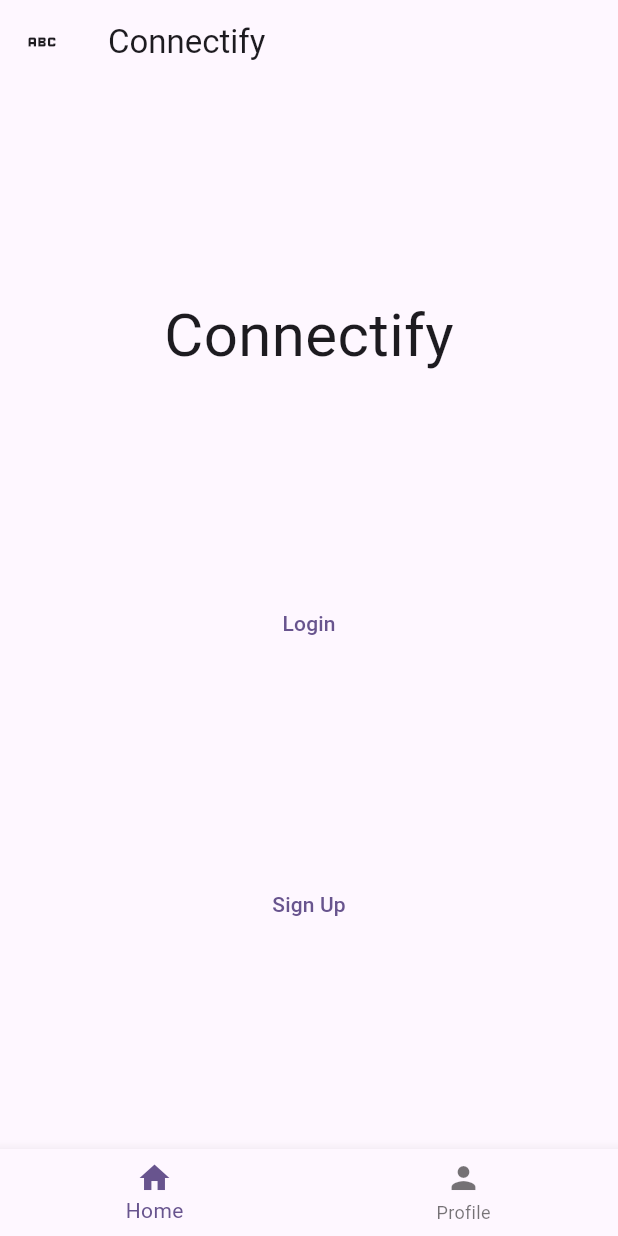
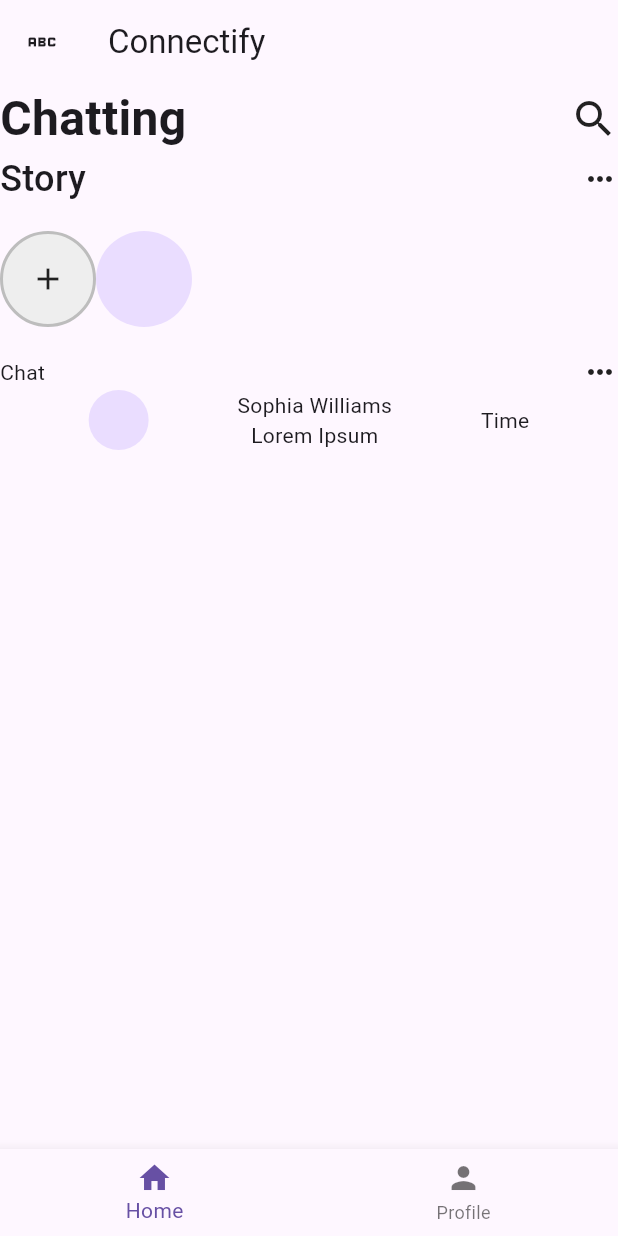
Before and after one commit to Parth-11/Connectify-App, a Flutter app: the screen it shows after launch, on a phone screen of 412 x 824 dp. Run offline on Flutter 3.47's test engine with Material 3 defaults, Android fonts, the phone set to English and light mode, and no system bars.

Commit message:
Base template for chats

```diff
--- a/lib/main.dart
+++ b/lib/main.dart
@@ -1,4 +1,5 @@
-import 'package:connectify/pages/landing_page.dart';
+// import 'package:connectify/pages/landing_page.dart';
+import 'package:connectify/pages/message_page.dart';
 import 'package:flutter/material.dart';
 
 void main() {
@@ -19,15 +20,12 @@ class _ConnectifyState extends State<Connectify> {
   Widget build(BuildContext context) {
     return MaterialApp(
       title: 'Flutter Demo',
-      theme: ThemeData(
-        colorScheme: ColorScheme.fromSeed(seedColor: Colors.deepPurple),
-      ),
       home: Scaffold(
         appBar: AppBar(
           title: Text('Connectify'),
           leading: IconButton(onPressed: () {}, icon: Icon(Icons.abc)),
         ),
-        body: LandingPage(),
+        body: MessagePage(),
         bottomNavigationBar: BottomNavigationBar(
           currentIndex: curIndex,
           onTap: (value) {
--- /dev/null
+++ b/lib/pages/message_page.dart
@@ -0,0 +1,91 @@
+import 'package:flutter/material.dart';
+
+class MessagePage extends StatefulWidget {
+  const MessagePage({super.key});
+
+  @override
+  State<MessagePage> createState() => _MessagePageState();
+}
+
+class _MessagePageState extends State<MessagePage> {
+  @override
+  Widget build(BuildContext context) {
+    return SafeArea(
+      child: Column(
+        children: [
+          Row(
+            children: [
+              Text(
+                'Chatting',
+                style: TextStyle(fontSize: 32, fontWeight: FontWeight.w600),
+              ),
+              Spacer(),
+              GestureDetector(child: Icon(Icons.search, size: 32)),
+            ],
+          ),
+          Row(
+            children: [
+              Text(
+                'Story',
+                style: TextStyle(fontSize: 24, fontWeight: FontWeight.w500),
+              ),
+              Spacer(),
+              GestureDetector(child: Icon(Icons.more_horiz, size: 24)),
+            ],
+          ),
+          SizedBox(
+            height: 100,
+            child: ListView(
+              scrollDirection: Axis.horizontal,
+              children: [
+                GestureDetector(
+                  onTap: () {},
+                  child: Container(
+                    height: 64,
+                    width: 64,
+                    decoration: ShapeDecoration(
+                      color: Colors.grey.shade200,
+                      shape: CircleBorder(
+                        side: BorderSide(
+                          color: Colors.grey.shade400,
+                          width: 2,
+                          style: BorderStyle.solid,
+                        ),
+                      ),
+                    ),
+                    child: Icon(Icons.add),
+                  ),
+                ),
+                CircleAvatar(radius: 32),
+              ],
+            ),
+          ),
+          Row(
+            children: [
+              Text('Chat'),
+              Spacer(),
+              GestureDetector(child: Icon(Icons.more_horiz)),
+            ],
+          ),
+          SizedBox(
+            height: 100,
+            child: ListView(
+              children: [
+                Row(
+                  mainAxisAlignment: MainAxisAlignment.spaceEvenly,
+                  children: [
+                    CircleAvatar(),
+                    Column(
+                      children: [Text("Sophia Williams"), Text("Lorem Ipsum")],
+                    ),
+                    Text('Time'),
+                  ],
+                ),
+              ],
+            ),
+          ),
+        ],
+      ),
+    );
+  }
+}
```
